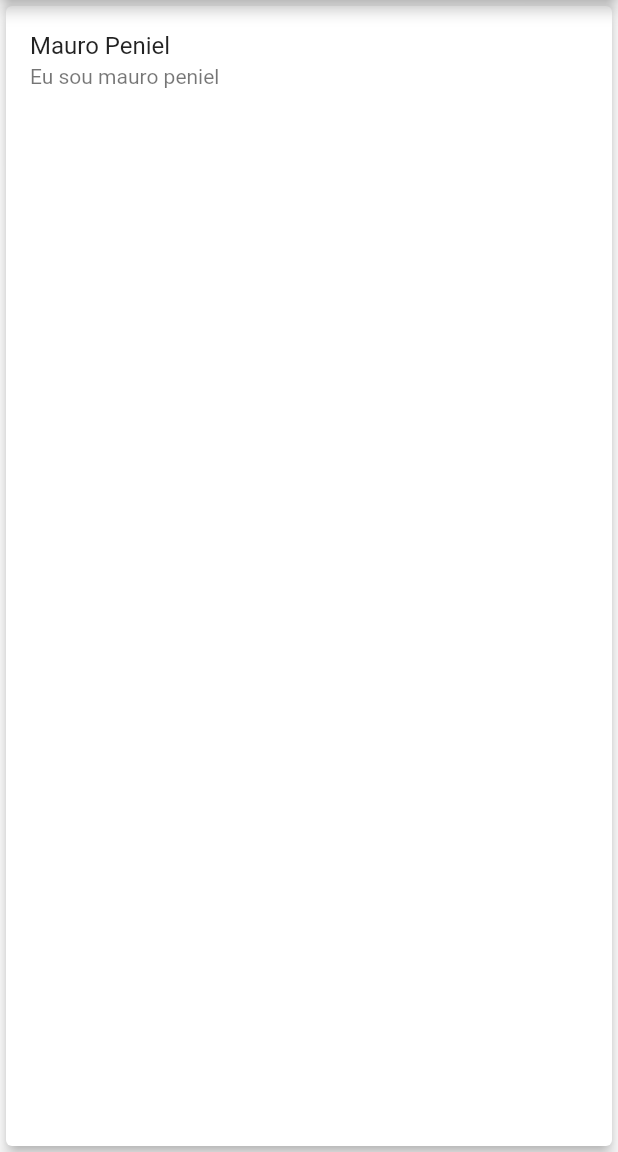
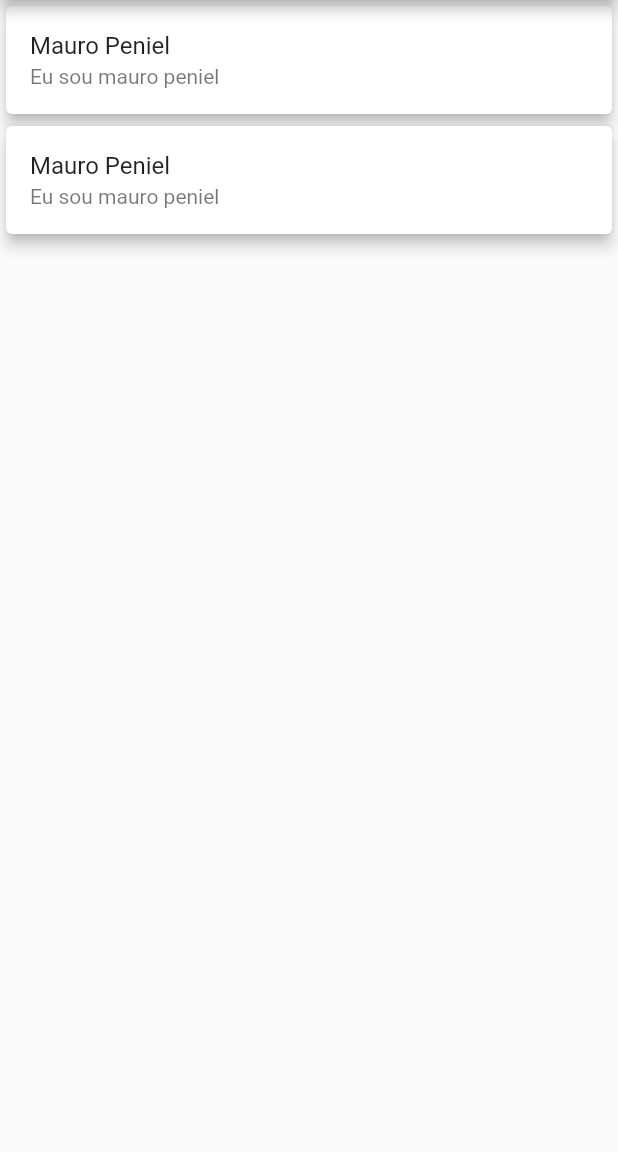
Before and after one commit to restenPiz/Event_app, a Flutter app: the screen it shows after launch, on a phone screen of 412 x 824 dp, the part 84-1236 px from its top. Run offline on Flutter 3.47's test engine with Material 2 defaults, Android fonts, the phone set to English and light mode, and no system bars.

Commit message:
Resolving the bug off put the cards in the column git add .

```diff
--- a/event_app/lib/screens/index.dart
+++ b/event_app/lib/screens/index.dart
@@ -1,4 +1,4 @@
-// ignore_for_file: prefer_const_constructors
+// ignore_for_file: prefer_const_constructors, prefer_const_literals_to_create_immutables
 import 'package:flutter/material.dart';
 
 // ignore: camel_case_types
@@ -15,7 +15,9 @@ class index extends StatelessWidget {
           backgroundColor: Colors.amberAccent,
           ),
         body: Center(
-          child: Card(
+          child: Column(
+            children: [
+              Card(
                 elevation: 4,
                 child: Column(
                   mainAxisSize: MainAxisSize.max,
@@ -28,6 +30,21 @@ class index extends StatelessWidget {
                   ],
                 ),
               ),
+              Card(
+                elevation: 4,
+                child: Column(
+                  mainAxisSize: MainAxisSize.max,
+                  // ignore: prefer_const_literals_to_create_immutables
+                  children: [
+                    ListTile(
+                      title: Text('Mauro Peniel'),
+                      subtitle: Text('Eu sou mauro peniel'),
+                    ),
+                  ],
+                ),
+              ),
+            ],
+          ),
         ),
       ),
     );
```
Lines whose indentation alone changed are shown as unchanged.
